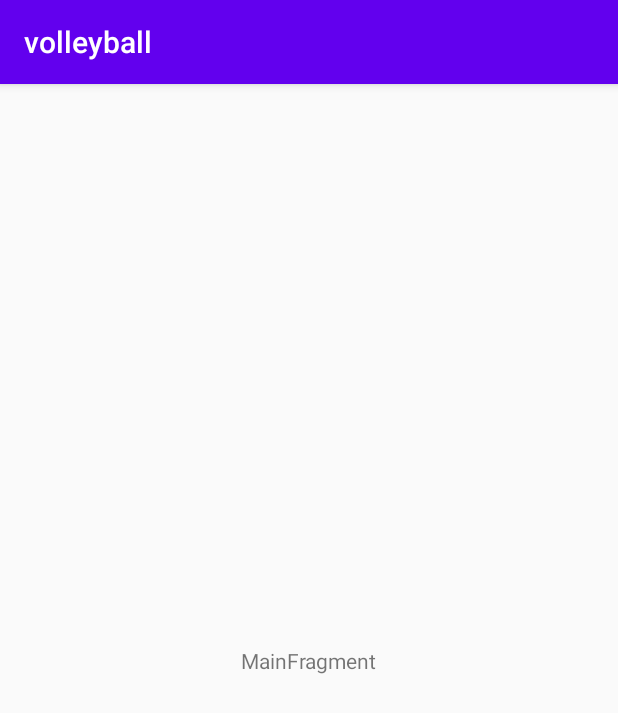
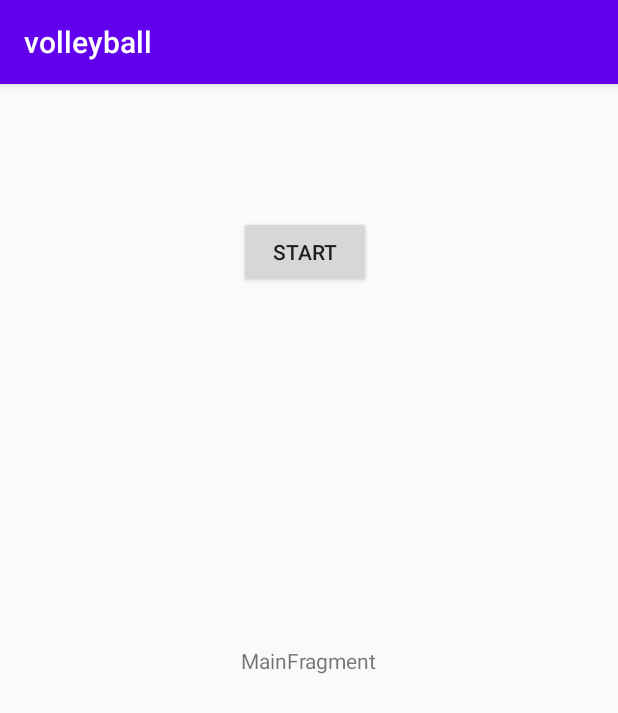
Before and after one commit to denn02/volleyball-1, an Android app: the screen it shows after launch (MainActivity), on a phone screen of 412 x 824 dp. Shown: the top 713 px of the screen. Run offline under Robolectric (Android 15) with nearby library versions, the phone set to English and light mode, and no system bars.

Commit message:
added simple navigation

```diff
--- a/app/build.gradle
+++ b/app/build.gradle
@@ -35,6 +35,7 @@ dependencies {
     implementation 'androidx.appcompat:appcompat:1.1.0'
     implementation 'androidx.constraintlayout:constraintlayout:1.1.3'
     implementation 'androidx.lifecycle:lifecycle-extensions:2.2.0'
+    implementation 'androidx.legacy:legacy-support-v4:1.0.0'
     testImplementation 'junit:junit:4.12'
     androidTestImplementation 'androidx.test.ext:junit:1.1.1'
     androidTestImplementation 'androidx.test.espresso:espresso-core:3.2.0'
--- a/app/src/main/java/com/example/volleyball/MainActivity.java
+++ b/app/src/main/java/com/example/volleyball/MainActivity.java
@@ -12,10 +12,10 @@ public class MainActivity extends AppCompatActivity {
     protected void onCreate(Bundle savedInstanceState) {
         super.onCreate(savedInstanceState);
         setContentView(R.layout.main_activity);
-        if (savedInstanceState == null) {
-            getSupportFragmentManager().beginTransaction()
-                    .replace(R.id.container, MainFragment.newInstance())
-                    .commitNow();
-        }
+//        if (savedInstanceState == null) {
+//            getSupportFragmentManager().beginTransaction()
+//                    .replace(R.id.container, MainFragment.newInstance())
+//                    .commitNow();
+//        }
     }
 }
--- a/app/src/main/java/com/example/volleyball/ui/main/MainFragment.java
+++ b/app/src/main/java/com/example/volleyball/ui/main/MainFragment.java
@@ -2,19 +2,22 @@ package com.example.volleyball.ui.main;
 
 import androidx.lifecycle.ViewModelProviders;
 
+import android.media.SoundPool;
 import android.os.Bundle;
 
 import androidx.annotation.NonNull;
 import androidx.annotation.Nullable;
 import androidx.fragment.app.Fragment;
+import androidx.navigation.Navigation;
 
 import android.view.LayoutInflater;
 import android.view.View;
 import android.view.ViewGroup;
+import android.widget.Button;
 
 import com.example.volleyball.R;
 
-public class MainFragment extends Fragment {
+public class MainFragment extends Fragment implements View.OnClickListener {
 
     private MainViewModel mViewModel;
 
@@ -26,7 +29,10 @@ public class MainFragment extends Fragment {
     @Override
     public View onCreateView(@NonNull LayoutInflater inflater, @Nullable ViewGroup container,
                              @Nullable Bundle savedInstanceState) {
-        return inflater.inflate(R.layout.main_fragment, container, false);
+        View v = inflater.inflate(R.layout.main_fragment, container, false);
+        Button b = v.findViewById(R.id.btnStart);
+        b.setOnClickListener(this);
+        return v;
     }
 
     @Override
@@ -36,4 +42,8 @@ public class MainFragment extends Fragment {
         // TODO: Use the ViewModel
     }
 
+    @Override
+    public void onClick(View v) {
+        Navigation.findNavController(v).navigate(R.id.mainToMatch);
+    }
 }
--- a/app/src/main/res/layout/main_activity.xml
+++ b/app/src/main/res/layout/main_activity.xml
@@ -1,7 +1,17 @@
 <?xml version="1.0" encoding="utf-8"?>
 <FrameLayout xmlns:android="http://schemas.android.com/apk/res/android"
+    xmlns:app="http://schemas.android.com/apk/res-auto"
     xmlns:tools="http://schemas.android.com/tools"
     android:id="@+id/container"
     android:layout_width="match_parent"
     android:layout_height="match_parent"
-    tools:context=".MainActivity" />
+    tools:context=".MainActivity" >
+
+    <fragment
+        android:id="@+id/nav_host"
+        android:name="androidx.navigation.fragment.NavHostFragment"
+        android:layout_width="match_parent"
+        android:layout_height="match_parent"
+        app:defaultNavHost="true"
+        app:navGraph="@navigation/navigation_graph" />
+</FrameLayout>
--- a/app/src/main/res/layout/main_fragment.xml
+++ b/app/src/main/res/layout/main_fragment.xml
@@ -17,4 +17,15 @@
         app:layout_constraintStart_toStartOf="parent"
         app:layout_constraintTop_toTopOf="parent" />
 
+    <Button
+        android:id="@+id/btnStart"
+        android:layout_width="wrap_content"
+        android:layout_height="wrap_content"
+        android:layout_marginTop="88dp"
+        android:text="Start"
+        app:layout_constraintEnd_toEndOf="parent"
+        app:layout_constraintHorizontal_bias="0.492"
+        app:layout_constraintStart_toStartOf="parent"
+        app:layout_constraintTop_toTopOf="parent" />
+
 </androidx.constraintlayout.widget.ConstraintLayout>
--- /dev/null
+++ b/app/src/main/res/navigation/navigation_graph.xml
@@ -0,0 +1,55 @@
+<?xml version="1.0" encoding="utf-8"?>
+<navigation xmlns:android="http://schemas.android.com/apk/res/android"
+    xmlns:app="http://schemas.android.com/apk/res-auto"
+    xmlns:tools="http://schemas.android.com/tools"
+    android:id="@+id/navigation_graph"
+    app:startDestination="@id/mainFragment">
+
+    <fragment
+        android:id="@+id/mainFragment"
+        android:name="com.example.volleyball.ui.main.MainFragment"
+        android:label="main_fragment"
+        tools:layout="@layout/main_fragment" >
+        <action
+            android:id="@+id/mainToMatch"
+            app:destination="@id/gameFragment" />
+        <action
+            android:id="@+id/mainToResultGames"
+            app:destination="@id/resultGamesFragment" />
+    </fragment>
+    <fragment
+        android:id="@+id/gameFragment"
+        android:name="com.example.volleyball.GameFragment"
+        android:label="fragment_game"
+        tools:layout="@layout/fragment_game" >
+        <action
+            android:id="@+id/matchToGame"
+            app:destination="@id/resultGameFragment" />
+    </fragment>
+    <fragment
+        android:id="@+id/resultGameFragment"
+        android:name="com.example.volleyball.ResultGameFragment"
+        android:label="fragment_result_game"
+        tools:layout="@layout/fragment_result_game" >
+        <action
+            android:id="@+id/gameToRound"
+            app:destination="@id/roundFragment" />
+        <action
+            android:id="@+id/gameToMain"
+            app:destination="@id/mainFragment" />
+    </fragment>
+    <fragment
+        android:id="@+id/resultGamesFragment"
+        android:name="com.example.volleyball.ResultGamesFragment"
+        android:label="fragment_result_games"
+        tools:layout="@layout/fragment_result_games" >
+        <action
+            android:id="@+id/gamesToGame"
+            app:destination="@id/resultGameFragment" />
+    </fragment>
+    <fragment
+        android:id="@+id/roundFragment"
+        android:name="com.example.volleyball.RoundFragment"
+        android:label="fragment_round"
+        tools:layout="@layout/fragment_round" />
+</navigation>
--- a/app/src/main/res/values/strings.xml
+++ b/app/src/main/res/values/strings.xml
@@ -1,3 +1,6 @@
 <resources>
     <string name="app_name">volleyball</string>
+
+    <!-- TODO: Remove or change this placeholder text -->
+    <string name="hello_blank_fragment">Hello blank fragment</string>
 </resources>
```
Also changed, not shown: app/src/main/java/com/example/volleyball/GameFragment.java (added, +64 -0 lines), app/src/main/java/com/example/volleyball/ResultGameFragment.java (added, +64 -0 lines), app/src/main/java/com/example/volleyball/ResultGamesFragment.java (added, +64 -0 lines), app/src/main/java/com/example/volleyball/RoundFragment.java (added, +64 -0 lines), app/src/main/res/layout/fragment_game.xml (added, +14 -0 lines), app/src/main/res/layout/fragment_result_game.xml (added, +14 -0 lines), app/src/main/res/layout/fragment_result_games.xml (added, +14 -0 lines), app/src/main/res/layout/fragment_round.xml (added, +14 -0 lines).
